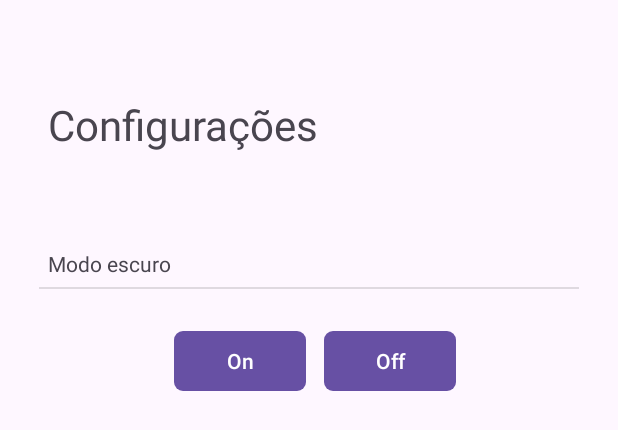
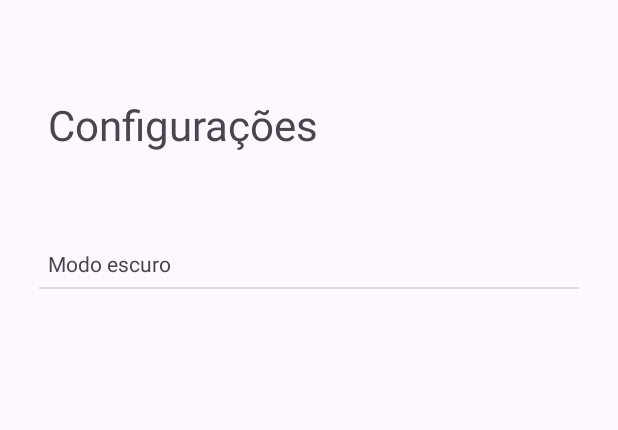
Before and after one commit to ranielschneider/currency-conversion, an Android app: the layout activity_settings.xml on its own in the app's theme, with its tools: preview values and no code run, on a phone screen of 412 x 824 dp. Shown: the top 430 px of the screen. Run offline under Robolectric (Android 15) with nearby library versions, the phone set to English and light mode, and no system bars.

Commit message:
"Deletei botões on e off das configurações, e tirei toggleButton da MainActivity.kt"

```diff
--- a/app/src/main/res/layout/activity_main.xml
+++ b/app/src/main/res/layout/activity_main.xml
@@ -101,7 +101,7 @@
         android:id="@+id/baseCodeTextView"
         android:layout_width="wrap_content"
         android:layout_height="wrap_content"
-        android:layout_marginLeft="4dp"
+        android:layout_marginStart="4dp"
         android:layout_marginTop="24dp"
         android:text="@string/taxa_de_conversao"
         android:textSize="18sp"
@@ -138,11 +138,12 @@
         android:id="@+id/errorTextView"
         android:layout_width="wrap_content"
         android:layout_height="wrap_content"
+        android:layout_marginTop="128dp"
         android:textSize="18sp"
         app:layout_constraintEnd_toEndOf="parent"
         app:layout_constraintHorizontal_bias="0.498"
         app:layout_constraintStart_toStartOf="parent"
-        tools:layout_editor_absoluteY="534dp" />
+        app:layout_constraintTop_toBottomOf="@+id/baseRateTextView" />
 
     <ImageButton
         android:id="@+id/settingsButton"
@@ -151,6 +152,7 @@
         android:layout_marginTop="32dp"
         android:layout_marginEnd="32dp"
         android:background="?attr/selectableItemBackgroundBorderless"
+        android:contentDescription="@string/settings_button"
         android:src="@drawable/settings_24px"
         app:layout_constraintEnd_toEndOf="parent"
         app:layout_constraintTop_toTopOf="parent" />
--- a/app/src/main/res/layout/activity_settings.xml
+++ b/app/src/main/res/layout/activity_settings.xml
@@ -41,7 +41,6 @@
         app:layout_constraintTop_toBottomOf="@+id/sub_head" />
 
 
-
     <androidx.constraintlayout.widget.Guideline
         android:id="@+id/guideline"
         android:layout_width="wrap_content"
@@ -49,26 +48,7 @@
         android:orientation="vertical"
         app:layout_constraintGuide_begin="210dp" />
 
-    <Button
-        android:id="@+id/darkButton"
-        android:layout_width="wrap_content"
-        android:layout_height="wrap_content"
-        android:layout_marginTop="24dp"
-        android:layout_marginEnd="6dp"
-        android:text="On"
-        app:cornerRadius="6dp"
-        app:layout_constraintEnd_toStartOf="@+id/guideline"
-        app:layout_constraintTop_toBottomOf="@+id/divider" />
-    <Button
-        android:id="@+id/lightButton"
-        android:layout_width="wrap_content"
-        android:layout_height="wrap_content"
-        android:layout_marginStart="6dp"
-        android:layout_marginTop="24dp"
-        android:text="Off"
-        app:cornerRadius="6dp"
-        app:layout_constraintStart_toStartOf="@+id/guideline"
-        app:layout_constraintTop_toBottomOf="@+id/divider" />
+
 
 
 </androidx.constraintlayout.widget.ConstraintLayout>
--- a/app/src/main/res/values-night/strings.xml
+++ b/app/src/main/res/values-night/strings.xml
@@ -1,6 +1,6 @@
 <?xml version="1.0" encoding="utf-8"?>
 <resources>
-    <string name="failed_connection">Failed Connection</string>
+    <string name="failed_connection">Falha de conexão</string>
     <string name="configuracoes">Configurações</string>
     <string name="modo_escuro">Modo escuro</string>
 </resources>
--- a/app/src/main/res/values/strings.xml
+++ b/app/src/main/res/values/strings.xml
@@ -8,4 +8,5 @@
     <string name="taxa_de_conversao">Taxa de conversão:</string>
     <string name="configuracoes">Configurações</string>
     <string name="modo_escuro">Modo escuro</string>
+    <string name="settings_button">Configuração</string>
 </resources>
```
Also changed, not shown: app/src/main/java/com/example/hacksprint/MainActivity.kt (+0 -18 lines), app/src/main/java/com/example/hacksprint/SettingsActivity.kt (+0 -12 lines).
